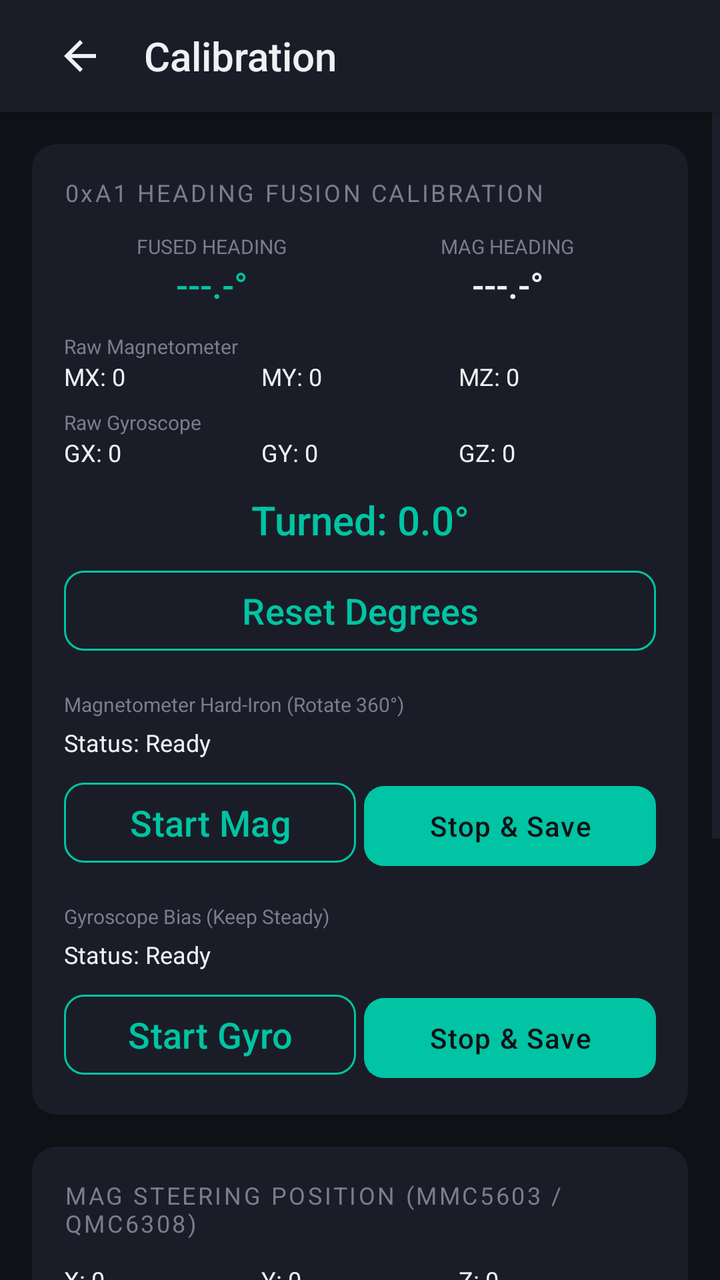
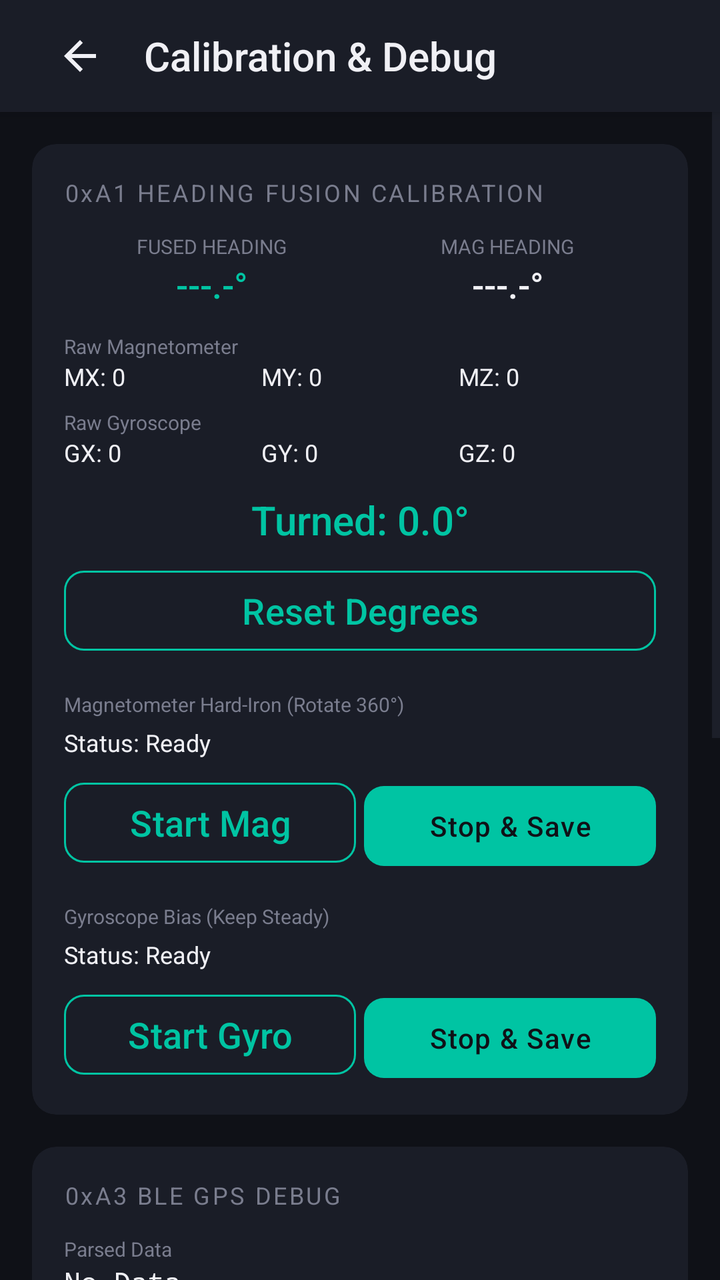

Before-and-after screenshots of an Android layout around one commit, followed by the original layout XML and the change that was made.
<!-- AndroidManifest.xml: application theme Theme.TorqeedoController -->
<!-- res/layout/activity_calibration.xml -->
<?xml version="1.0" encoding="utf-8"?>
<androidx.constraintlayout.widget.ConstraintLayout
    xmlns:android="http://schemas.android.com/apk/res/android"
    xmlns:app="http://schemas.android.com/apk/res-auto"
    android:layout_width="match_parent"
    android:layout_height="match_parent"
    android:background="@color/bg_primary">

    
    <LinearLayout
        android:id="@+id/topBar"
        android:layout_width="match_parent"
        android:layout_height="56dp"
        android:background="@color/bg_surface"
        android:gravity="center_vertical"
        android:orientation="horizontal"
        android:paddingHorizontal="16dp"
        android:elevation="4dp"
        app:layout_constraintTop_toTopOf="parent">

        <ImageButton
            android:id="@+id/btnBack"
            android:layout_width="48dp"
            android:layout_height="48dp"
            android:background="?attr/selectableItemBackgroundBorderless"
            android:src="@drawable/ic_back"
            app:tint="@color/text_primary" />

        <TextView
            android:layout_width="wrap_content"
            android:layout_height="wrap_content"
            android:layout_marginStart="8dp"
            android:text="Calibration"
            android:textColor="@color/text_primary"
            android:textSize="20sp"
            android:fontFamily="sans-serif-medium" />
    </LinearLayout>

    <ScrollView
        android:layout_width="match_parent"
        android:layout_height="0dp"
        app:layout_constraintTop_toBottomOf="@id/topBar"
        app:layout_constraintBottom_toBottomOf="parent">

        <LinearLayout
            android:layout_width="match_parent"
            android:layout_height="wrap_content"
            android:orientation="vertical"
            android:padding="16dp">

            
            <androidx.cardview.widget.CardView
                android:layout_width="match_parent"
                android:layout_height="wrap_content"
                android:layout_marginBottom="16dp"
                app:cardBackgroundColor="@color/bg_surface"
                app:cardCornerRadius="12dp"
                app:cardElevation="0dp">

                <LinearLayout
                    android:layout_width="match_parent"
                    android:layout_height="wrap_content"
                    android:orientation="vertical"
                    android:padding="16dp">

                    <TextView
                        android:layout_width="wrap_content"
                        android:layout_height="wrap_content"
                        android:text="0xA1 HEADING FUSION CALIBRATION"
                        android:textColor="@color/text_secondary"
                        android:textSize="12sp"
                        android:letterSpacing="0.1"
                        android:layout_marginBottom="12dp" />

                    
                    <LinearLayout
                        android:layout_width="match_parent"
                        android:layout_height="wrap_content"
                        android:orientation="horizontal"
                        android:layout_marginBottom="12dp">
                        <LinearLayout
                            android:layout_width="0dp"
                            android:layout_height="wrap_content"
                            android:layout_weight="1"
                            android:orientation="vertical"
                            android:gravity="center">
                            <TextView
                                android:layout_width="wrap_content"
                                android:layout_height="wrap_content"
                                android:text="FUSED HEADING"
                                android:textColor="@color/text_secondary"
                                android:textSize="10sp" />
                            <TextView
                                android:id="@+id/tvFusedHeading"
                                android:layout_width="wrap_content"
                                android:layout_height="wrap_content"
                                android:text="---.-°"
                                android:textColor="@color/accent_primary"
                                android:textSize="18sp"
                                android:fontFamily="sans-serif-medium" />
                        </LinearLayout>
                        <LinearLayout
                            android:layout_width="0dp"
                            android:layout_height="wrap_content"
                            android:layout_weight="1"
                            android:orientation="vertical"
                            android:gravity="center">
                            <TextView
                                android:layout_width="wrap_content"
                                android:layout_height="wrap_content"
                                android:text="MAG HEADING"
                                android:textColor="@color/text_secondary"
                                android:textSize="10sp" />
                            <TextView
                                android:id="@+id/tvMagHeading"
                                android:layout_width="wrap_content"
                                android:layout_height="wrap_content"
                                android:text="---.-°"
                                android:textColor="@color/text_primary"
                                android:textSize="18sp"
                                android:fontFamily="sans-serif-medium" />
                        </LinearLayout>
                    </LinearLayout>

                    
                    <TextView
                        android:layout_width="wrap_content"
                        android:layout_height="wrap_content"
                        android:text="Raw Magnetometer"
                        android:textColor="@color/text_secondary"
                        android:textSize="10sp" />
                    <LinearLayout
                        android:layout_width="match_parent"
                        android:layout_height="wrap_content"
                        android:orientation="horizontal"
                        android:layout_marginBottom="8dp">
                        <TextView android:id="@+id/tvRawMx" android:layout_width="0dp" android:layout_height="wrap_content" android:layout_weight="1" android:text="MX: 0" android:textColor="@color/text_primary" android:textSize="12sp" />
                        <TextView android:id="@+id/tvRawMy" android:layout_width="0dp" android:layout_height="wrap_content" android:layout_weight="1" android:text="MY: 0" android:textColor="@color/text_primary" android:textSize="12sp" />
                        <TextView android:id="@+id/tvRawMz" android:layout_width="0dp" android:layout_height="wrap_content" android:layout_weight="1" android:text="MZ: 0" android:textColor="@color/text_primary" android:textSize="12sp" />
                    </LinearLayout>

                    
                    <TextView
                        android:layout_width="wrap_content"
                        android:layout_height="wrap_content"
                        android:text="Raw Gyroscope"
                        android:textColor="@color/text_secondary"
                        android:textSize="10sp" />
                    <LinearLayout
                        android:layout_width="match_parent"
                        android:layout_height="wrap_content"
                        android:orientation="horizontal"
                        android:layout_marginBottom="12dp">
                        <TextView android:id="@+id/tvRawGx" android:layout_width="0dp" android:layout_height="wrap_content" android:layout_weight="1" android:text="GX: 0" android:textColor="@color/text_primary" android:textSize="12sp" />
                        <TextView android:id="@+id/tvRawGy" android:layout_width="0dp" android:layout_height="wrap_content" android:layout_weight="1" android:text="GY: 0" android:textColor="@color/text_primary" android:textSize="12sp" />
                        <TextView android:id="@+id/tvRawGz" android:layout_width="0dp" android:layout_height="wrap_content" android:layout_weight="1" android:text="GZ: 0" android:textColor="@color/text_primary" android:textSize="12sp" />
                    </LinearLayout>

                    <TextView
                        android:id="@+id/tvCalibDegrees"
                        android:layout_width="match_parent"
                        android:layout_height="wrap_content"
                        android:text="Turned: 0.0°"
                        android:textColor="@color/accent_primary"
                        android:textSize="20sp"
                        android:gravity="center"
                        android:fontFamily="sans-serif-medium"
                        android:layout_marginBottom="8dp" />

                    <Button android:id="@+id/btnResetSFDegrees" style="@style/Widget.TorqeedoController.Button.Secondary"
                        android:layout_width="match_parent" android:layout_height="wrap_content"
                        android:text="Reset Degrees" android:layout_marginBottom="16dp" />

                    
                    <TextView
                        android:layout_width="wrap_content"
                        android:layout_height="wrap_content"
                        android:text="Magnetometer Hard-Iron (Rotate 360°)"
                        android:textColor="@color/text_secondary"
                        android:textSize="10sp"
                        android:layout_marginBottom="4dp" />

                    <TextView
                        android:id="@+id/tvMagCalStatus"
                        android:layout_width="wrap_content"
                        android:layout_height="wrap_content"
                        android:text="Status: Ready"
                        android:textColor="@color/text_primary"
                        android:textSize="12sp"
                        android:layout_marginBottom="8dp" />

                    <LinearLayout
                        android:layout_width="match_parent"
                        android:layout_height="wrap_content"
                        android:orientation="horizontal"
                        android:layout_marginBottom="16dp">
                        <Button android:id="@+id/btnStartSFMag" style="@style/Widget.TorqeedoController.Button.Secondary"
                            android:layout_width="0dp" android:layout_height="wrap_content" android:layout_weight="1"
                            android:text="Start Mag" android:layout_marginEnd="4dp" />
                        <Button android:id="@+id/btnStopSFMag" style="@style/Widget.TorqeedoController.Button.Primary"
                            android:layout_width="0dp" android:layout_height="wrap_content" android:layout_weight="1"
                            android:text="Stop &amp; Save" />
                    </LinearLayout>

                    
                    <TextView
                        android:layout_width="wrap_content"
                        android:layout_height="wrap_content"
                        android:text="Gyroscope Bias (Keep Steady)"
                        android:textColor="@color/text_secondary"
                        android:textSize="10sp"
                        android:layout_marginBottom="4dp" />

                    <TextView
                        android:id="@+id/tvGyroCalStatus"
                        android:layout_width="wrap_content"
                        android:layout_height="wrap_content"
                        android:text="Status: Ready"
                        android:textColor="@color/text_primary"
                        android:textSize="12sp"
                        android:layout_marginBottom="8dp" />

                    <LinearLayout
                        android:layout_width="match_parent"
                        android:layout_height="wrap_content"
                        android:orientation="horizontal">
                        <Button android:id="@+id/btnStartSFGyro" style="@style/Widget.TorqeedoController.Button.Secondary"
                            android:layout_width="0dp" android:layout_height="wrap_content" android:layout_weight="1"
                            android:text="Start Gyro" android:layout_marginEnd="4dp" />
                        <Button android:id="@+id/btnStopSFGyro" style="@style/Widget.TorqeedoController.Button.Primary"
                            android:layout_width="0dp" android:layout_height="wrap_content" android:layout_weight="1"
                            android:text="Stop &amp; Save" />
                    </LinearLayout>

                </LinearLayout>
            </androidx.cardview.widget.CardView>

            
            <androidx.cardview.widget.CardView
                android:layout_width="match_parent"
                android:layout_height="wrap_content"
                android:layout_marginBottom="16dp"
                app:cardBackgroundColor="@color/bg_surface"
                app:cardCornerRadius="12dp"
                app:cardElevation="0dp">

                <LinearLayout
                    android:layout_width="match_parent"
                    android:layout_height="wrap_content"
                    android:orientation="vertical"
                    android:padding="16dp">

                    <TextView
                        android:layout_width="wrap_content"
                        android:layout_height="wrap_content"
                        android:text="MAG STEERING POSITION (MMC5603 / QMC6308)"
                        android:textColor="@color/text_secondary"
                        android:textSize="12sp"
                        android:letterSpacing="0.1"
                        android:layout_marginBottom="12dp" />

                    <LinearLayout
                        android:layout_width="match_parent"
                        android:layout_height="wrap_content"
                        android:orientation="horizontal"
                        android:layout_marginBottom="12dp">

                        <TextView android:id="@+id/tvMagX"
                            android:layout_width="0dp" android:layout_height="wrap_content"
                            android:layout_weight="1" android:text="X: 0"
                            android:textColor="@color/text_primary" android:textSize="12sp" />
                        <TextView android:id="@+id/tvMagY"
                            android:layout_width="0dp" android:layout_height="wrap_content"
                            android:layout_weight="1" android:text="Y: 0"
                            android:textColor="@color/text_primary" android:textSize="12sp" />
                        <TextView android:id="@+id/tvMagZ"
                            android:layout_width="0dp" android:layout_height="wrap_content"
                            android:layout_weight="1" android:text="Z: 0"
                            android:textColor="@color/text_primary" android:textSize="12sp" />
                    </LinearLayout>

                    <TextView
                        android:id="@+id/tvRudderPos"
                        android:layout_width="match_parent"
                        android:layout_height="wrap_content"
                        android:text="Steering: Not Calibrated"
                        android:textColor="@color/accent_primary"
                        android:textSize="24sp"
                        android:gravity="center"
                        android:fontFamily="sans-serif-medium"
                        android:layout_marginBottom="16dp" />

                    <TextView
                        android:layout_width="wrap_content"
                        android:layout_height="wrap_content"
                        android:text="Ellipse Calibration"
                        android:textColor="@color/text_secondary"
                        android:textSize="10sp"
                        android:layout_marginBottom="4dp" />

                    <LinearLayout
                        android:layout_width="match_parent"
                        android:layout_height="wrap_content"
                        android:orientation="horizontal"
                        android:layout_marginBottom="8dp">
                        <Button android:id="@+id/btnStartMagEllipse" style="@style/Widget.TorqeedoController.Button.Secondary"
                            android:layout_width="0dp" android:layout_height="wrap_content" android:layout_weight="1"
                            android:text="Start" android:layout_marginEnd="4dp" />
                        <Button android:id="@+id/btnStopMagEllipse" style="@style/Widget.TorqeedoController.Button.Secondary"
                            android:layout_width="0dp" android:layout_height="wrap_content" android:layout_weight="1"
                            android:text="Stop &amp; Fit" android:layout_marginEnd="4dp" />
                        <Button android:id="@+id/btnSaveMagEllipse" style="@style/Widget.TorqeedoController.Button.Primary"
                            android:layout_width="0dp" android:layout_height="wrap_content" android:layout_weight="1"
                            android:text="Save" />
                    </LinearLayout>

                    <Button android:id="@+id/btnClearMagEllipse" style="@style/Widget.TorqeedoController.Button.Secondary"
                        android:layout_width="match_parent" android:layout_height="wrap_content"
                        android:text="Clear Ellipse Data" android:layout_marginBottom="16dp" />

                    <TextView
                        android:layout_width="wrap_content"
                        android:layout_height="wrap_content"
                        android:text="Physical Mapping (Set Rudder then click)"
                        android:textColor="@color/text_secondary"
                        android:textSize="10sp"
                        android:layout_marginBottom="4dp" />

                    <LinearLayout
                        android:layout_width="match_parent"
                        android:layout_height="wrap_content"
                        android:orientation="horizontal">

                        <Button
                            android:id="@+id/btnCalibPort"
                            style="@style/Widget.TorqeedoController.Button.Secondary"
                            android:layout_width="0dp" android:layout_height="wrap_content"
                            android:layout_weight="1"
                            android:text="Port Max"
                            android:layout_marginEnd="4dp" />

                        <Button
                            android:id="@+id/btnCalibZero"
                            style="@style/Widget.TorqeedoController.Button.Secondary"
                            android:layout_width="0dp" android:layout_height="wrap_content"
                            android:layout_weight="1"
                            android:text="Zero"
                            android:layout_marginEnd="4dp" />

                        <Button
                            android:id="@+id/btnCalibStbd"
                            style="@style/Widget.TorqeedoController.Button.Secondary"
                            android:layout_width="0dp" android:layout_height="wrap_content"
                            android:layout_weight="1"
                            android:text="Stbd Max" />
                    </LinearLayout>
                </LinearLayout>
            </androidx.cardview.widget.CardView>

        </LinearLayout>
    </ScrollView>

</androidx.constraintlayout.widget.ConstraintLayout>
<!-- resources referenced by this layout -->
<resources>
  <color name="accent_primary">#00C4A3</color>
  <color name="bg_primary">#0F1117</color>
  <color name="bg_surface">#1A1D27</color>
  <color name="text_primary">#F0F0F5</color>
  <color name="text_secondary">#7A7D8E</color>
  <!-- drawable ic_back (drawable) -->
  <vector xmlns:android="http://schemas.android.com/apk/res/android"
      android:width="24dp"
      android:height="24dp"
      android:viewportWidth="24"
      android:viewportHeight="24">
      <path
          android:fillColor="@android:color/white"
          android:pathData="M20,11H7.83l5.59,-5.59L12,4l-8,8 8,8 1.41,-1.41L7.83,13H20v-2z"/>
  </vector>
  <style name="Widget.TorqeedoController.Button.Primary" parent="Widget.Material3.Button">
          <item name="backgroundTint">@color/accent_primary</item>
          <item name="android:textColor">@color/bg_primary</item>
          <item name="android:textSize">14sp</item>
          <item name="android:letterSpacing">0.04</item>
          <item name="cornerRadius">10dp</item>
          <item name="android:stateListAnimator">@null</item>
      </style>
  <style name="Widget.TorqeedoController.Button.Secondary" parent="Widget.Material3.Button.OutlinedButton">
          <item name="strokeColor">@color/accent_primary</item>
          <item name="strokeWidth">1dp</item>
          <item name="android:textColor">@color/accent_primary</item>
          <item name="android:textSize">18dp</item>
          <item name="cornerRadius">10dp</item>
          <item name="android:stateListAnimator">@null</item>
      </style>
  <style name="Theme.TorqeedoController" parent="Theme.Material3.Dark.NoActionBar">
          
          <item name="colorPrimary">@color/accent_primary</item>
          <item name="colorOnPrimary">@color/bg_primary</item>
          <item name="colorPrimaryContainer">@color/accent_dark</item>
          <item name="colorOnPrimaryContainer">@color/text_primary</item>
  
          
          <item name="colorSurface">@color/bg_surface</item>
          <item name="colorOnSurface">@color/text_primary</item>
          <item name="colorSurfaceVariant">@color/bg_surface</item>
          <item name="colorOnSurfaceVariant">@color/text_secondary</item>
  
          
          <item name="android:colorBackground">@color/bg_primary</item>
          <item name="colorOnBackground">@color/text_primary</item>
  
          
          <item name="android:windowBackground">@color/bg_primary</item>
          <item name="android:statusBarColor">@color/bg_surface</item>
          <item name="android:navigationBarColor">@color/bg_primary</item>
          <item name="android:windowLightStatusBar">false</item>
          <item name="android:windowLightNavigationBar">false</item>
  
          
          <item name="colorControlActivated">@color/accent_primary</item>
          <item name="colorControlNormal">@color/border_subtle</item>
      </style>
  <color name="accent_dark">#00977E</color>
  <color name="border_subtle">#2A2D3A</color>
</resources>

<!-- the commit's change to res/layout/activity_calibration.xml (unified diff, before → after) -->
@@ -30,7 +30,7 @@
             android:layout_width="wrap_content"
             android:layout_height="wrap_content"
             android:layout_marginStart="8dp"
-            android:text="Calibration"
+            android:text="Calibration &amp; Debug"
             android:textColor="@color/text_primary"
             android:textSize="20sp"
             android:fontFamily="sans-serif-medium" />
@@ -253,6 +253,64 @@
                     <TextView
                         android:layout_width="wrap_content"
                         android:layout_height="wrap_content"
+                        android:text="0xA3 BLE GPS DEBUG"
+                        android:textColor="@color/text_secondary"
+                        android:textSize="12sp"
+                        android:letterSpacing="0.1"
+                        android:layout_marginBottom="12dp" />
+
+                    <TextView
+                        android:layout_width="wrap_content"
+                        android:layout_height="wrap_content"
+                        android:text="Parsed Data"
+                        android:textColor="@color/text_secondary"
+                        android:textSize="10sp" />
+                    <TextView
+                        android:id="@+id/tvParsedGps"
+                        android:layout_width="match_parent"
+                        android:layout_height="wrap_content"
+                        android:text="No Data"
+                        android:textColor="@color/text_primary"
+                        android:textSize="14sp"
+                        android:layout_marginBottom="12dp"
+                        android:fontFamily="monospace" />
+
+                    <TextView
+                        android:layout_width="wrap_content"
+                        android:layout_height="wrap_content"
+                        android:text="Raw Hex (17 bytes)"
+                        android:textColor="@color/text_secondary"
+                        android:textSize="10sp" />
+                    <TextView
+                        android:id="@+id/tvRawGps"
+                        android:layout_width="match_parent"
+                        android:layout_height="wrap_content"
+                        android:text="--"
+                        android:textColor="@color/text_secondary"
+                        android:textSize="12sp"
+                        android:fontFamily="monospace" />
+
+                </LinearLayout>
+            </androidx.cardview.widget.CardView>
+
+            
+            <androidx.cardview.widget.CardView
+                android:layout_width="match_parent"
+                android:layout_height="wrap_content"
+                android:layout_marginBottom="16dp"
+                app:cardBackgroundColor="@color/bg_surface"
+                app:cardCornerRadius="12dp"
+                app:cardElevation="0dp">
+
+                <LinearLayout
+                    android:layout_width="match_parent"
+                    android:layout_height="wrap_content"
+                    android:orientation="vertical"
+                    android:padding="16dp">
+
+                    <TextView
+                        android:layout_width="wrap_content"
+                        android:layout_height="wrap_content"
                         android:text="MAG STEERING POSITION (MMC5603 / QMC6308)"
                         android:textColor="@color/text_secondary"
                         android:textSize="12sp"
